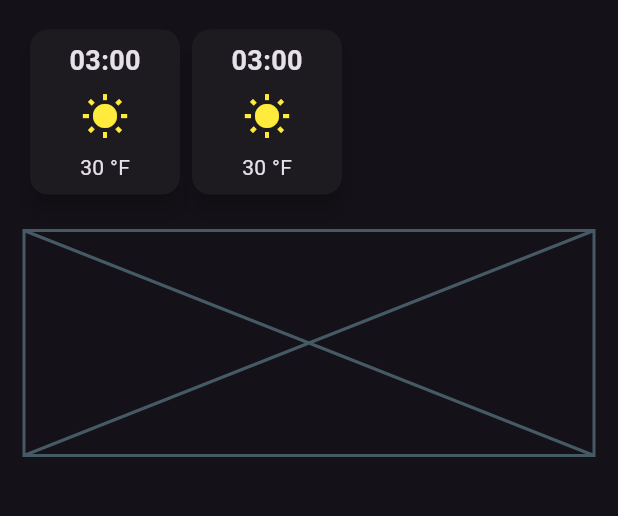
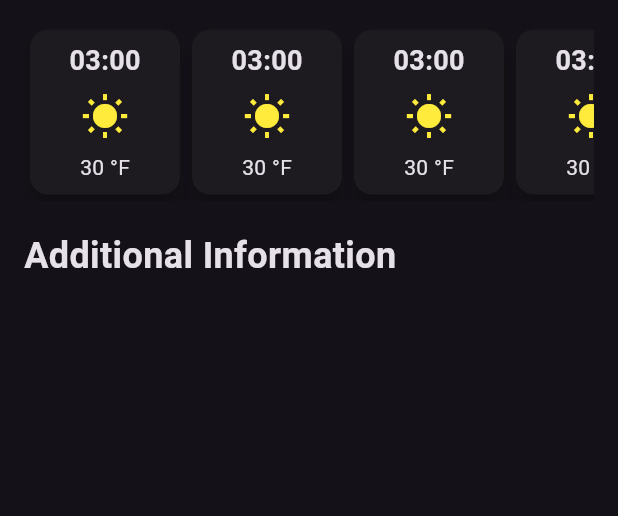
Before and after one commit to nhm20/weather_app, a Flutter app: the screen it shows after launch, on a phone screen of 412 x 824 dp, the part 548-1064 px from its top. Run offline on Flutter 3.47's test engine with Material 3 defaults, Android fonts, the phone set to English and light mode, and no system bars.

Commit message:
SingleChildScrollView  Widget

```diff
--- a/lib/weather_screen_layout.dart
+++ b/lib/weather_screen_layout.dart
@@ -73,25 +73,49 @@ class WeatherScreen extends StatelessWidget {
               style: TextStyle(fontSize: 24, fontWeight: FontWeight.bold),
             ),
             const SizedBox(height: 16),
-            Row(
+            SingleChildScrollView(
+              scrollDirection: Axis.horizontal,
+              child: Row(
                 children: [
-                Card(
+                  HourlyForecastCard(),
+                  HourlyForecastCard(),
+                  HourlyForecastCard(),
+                  HourlyForecastCard(),
+                  HourlyForecastCard(),
+                ],
+              ),
+            ),
+            const SizedBox(height: 20),
+            //additional information cards
+            const Text(
+              "Additional Information",
+              style: TextStyle(fontSize: 24, fontWeight: FontWeight.bold),
+            ),
+            const SizedBox(height: 16),
+          ],
+        ),
+      ),
+    );
+  }
+}
+
+class HourlyForecastCard extends StatelessWidget {
+  const HourlyForecastCard({super.key});
+
+  @override
+  Widget build(BuildContext context) {
+    return Card(
       elevation: 6,
       child: Container(
         width: 100,
         padding: EdgeInsets.all(8),
-                    decoration: BoxDecoration(
-                      borderRadius: BorderRadius.circular(8),
-                    ),
+        decoration: BoxDecoration(borderRadius: BorderRadius.circular(8)),
         child: Column(
           mainAxisAlignment: MainAxisAlignment.center,
           children: [
             Text(
               '03:00',
-                          style: TextStyle(
-                            fontSize: 18,
-                            fontWeight: FontWeight.bold,
-                          ),
+              style: TextStyle(fontSize: 18, fontWeight: FontWeight.bold),
             ),
             const SizedBox(height: 8),
             Icon(Icons.wb_sunny, size: 32, color: Colors.yellow),
@@ -100,42 +124,6 @@ class WeatherScreen extends StatelessWidget {
           ],
         ),
       ),
-                ),
-                Card(
-                  elevation: 6,
-                  child: Container(
-                    width: 100,
-                    padding: EdgeInsets.all(8),
-                    decoration: BoxDecoration(
-                      borderRadius: BorderRadius.circular(8),
-                    ),
-                    child: Column(
-                      mainAxisAlignment: MainAxisAlignment.center,
-                      children: [
-                        Text(
-                          '03:00',
-                          style: TextStyle(
-                            fontSize: 18,
-                            fontWeight: FontWeight.bold,
-                          ),
-                        ),
-                        const SizedBox(height: 8),
-                        Icon(Icons.wb_sunny, size: 32, color: Colors.yellow),
-                        const SizedBox(height: 8),
-                        Text('30 °F'),
-                      ],
-                    ),
-                  ),
-                ),
-              ],
-            ),
-
-            const SizedBox(height: 20),
-            //additional information cards
-            const Placeholder(fallbackHeight: 150),
-          ],
-        ),
-      ),
     );
   }
 }
```
Lines whose indentation alone changed are shown as unchanged.
